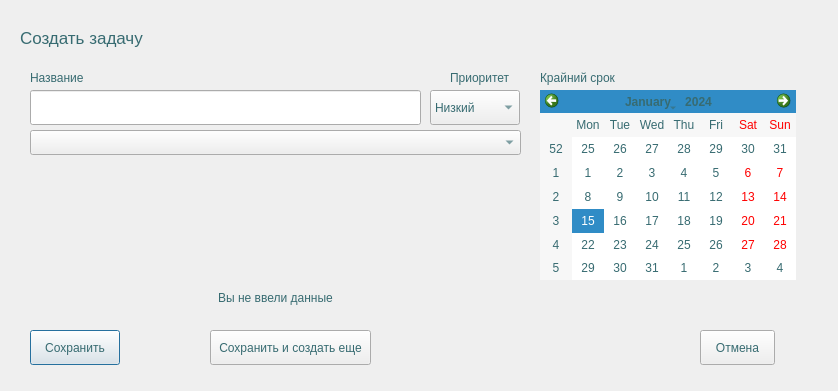
Before: the Qt Designer form FormTask.ui in Barnaga/TerraCRM, drawn with Qt 5.
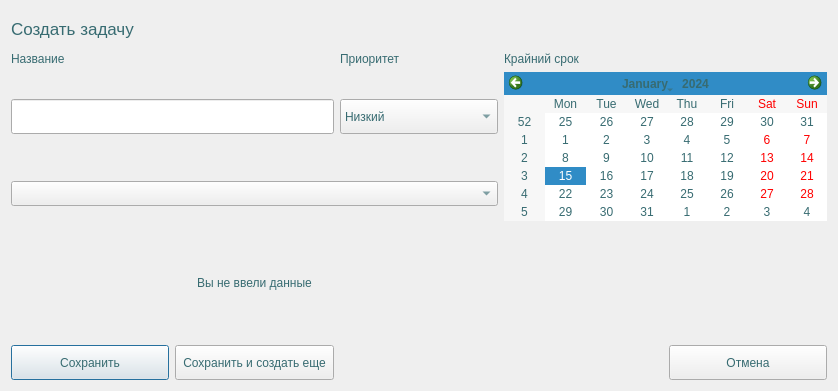
After: the same form once the commit is applied.

The edit to the form file:
```diff
--- a/FormTask.ui
+++ b/FormTask.ui
@@ -21,109 +21,9 @@
  border: 1px solid rgb(55, 107, 113);
 }</string>
   </property>
-  <widget class="QLineEdit" name="nameTaskEdit">
-   <property name="geometry">
-    <rect>
-     <x>30</x>
-     <y>90</y>
-     <width>391</width>
-     <height>35</height>
-    </rect>
-   </property>
-   <property name="sizePolicy">
-    <sizepolicy hsizetype="Expanding" vsizetype="Fixed">
-     <horstretch>0</horstretch>
-     <verstretch>0</verstretch>
-    </sizepolicy>
-   </property>
-   <property name="minimumSize">
-    <size>
-     <width>0</width>
-     <height>35</height>
-    </size>
-   </property>
-  </widget>
-  <widget class="QPushButton" name="saveBtn">
-   <property name="geometry">
-    <rect>
-     <x>30</x>
-     <y>330</y>
-     <width>90</width>
-     <height>35</height>
-    </rect>
-   </property>
-   <property name="minimumSize">
-    <size>
-     <width>0</width>
-     <height>35</height>
-    </size>
-   </property>
-   <property name="text">
-    <string>Сохранить</string>
-   </property>
-  </widget>
-  <widget class="QPushButton" name="cancelBtn">
-   <property name="geometry">
-    <rect>
-     <x>700</x>
-     <y>330</y>
-     <width>75</width>
-     <height>35</height>
-    </rect>
-   </property>
-   <property name="minimumSize">
-    <size>
-     <width>0</width>
-     <height>35</height>
-    </size>
-   </property>
-   <property name="text">
-    <string>Отмена</string>
-   </property>
-  </widget>
-  <widget class="QLabel" name="warningLbl">
-   <property name="enabled">
-    <bool>true</bool>
-   </property>
-   <property name="geometry">
-    <rect>
-     <x>30</x>
-     <y>280</y>
-     <width>491</width>
-     <height>35</height>
-    </rect>
-   </property>
-   <property name="sizePolicy">
-    <sizepolicy hsizetype="Expanding" vsizetype="Expanding">
-     <horstretch>0</horstretch>
-     <verstretch>0</verstretch>
-    </sizepolicy>
-   </property>
-   <property name="minimumSize">
-    <size>
-     <width>0</width>
-     <height>35</height>
-    </size>
-   </property>
-   <property name="text">
-    <string>Вы не ввели данные</string>
-   </property>
-   <property name="textFormat">
-    <enum>Qt::TextFormat::AutoText</enum>
-   </property>
-   <property name="alignment">
-    <set>Qt::AlignmentFlag::AlignCenter</set>
-   </property>
-  </widget>
+  <layout class="QGridLayout" name="gridLayout">
+   <item row="0" column="0">
   <widget class="QLabel" name="formLbl">
-   <property name="geometry">
-    <rect>
-     <x>20</x>
-     <y>20</y>
-     <width>161</width>
-     <height>35</height>
-    </rect>
-   </property>
    <property name="minimumSize">
     <size>
      <width>0</width>
@@ -139,28 +39,46 @@
     <string>Создать задачу</string>
    </property>
   </widget>
+   </item>
+   <item row="1" column="0">
   <widget class="QLabel" name="nameTask">
-   <property name="geometry">
-    <rect>
-     <x>30</x>
-     <y>70</y>
-     <width>71</width>
-     <height>16</height>
-    </rect>
-   </property>
    <property name="text">
     <string>Название</string>
    </property>
   </widget>
+   </item>
+   <item row="1" column="2">
+    <widget class="QLabel" name="priorityLbl">
+     <property name="text">
+      <string>Приоритет</string>
+     </property>
+    </widget>
+   </item>
+   <item row="1" column="3">
+    <widget class="QLabel" name="deadlineLbl">
+     <property name="text">
+      <string>Крайний срок</string>
+     </property>
+    </widget>
+   </item>
+   <item row="2" column="0" colspan="2">
+    <widget class="QLineEdit" name="nameTaskEdit">
+     <property name="sizePolicy">
+      <sizepolicy hsizetype="Expanding" vsizetype="Fixed">
+       <horstretch>0</horstretch>
+       <verstretch>0</verstretch>
+      </sizepolicy>
+     </property>
+     <property name="minimumSize">
+      <size>
+       <width>0</width>
+       <height>35</height>
+      </size>
+     </property>
+    </widget>
+   </item>
+   <item row="2" column="2">
   <widget class="QComboBox" name="priority">
-   <property name="geometry">
-    <rect>
-     <x>430</x>
-     <y>90</y>
-     <width>90</width>
-     <height>35</height>
-    </rect>
-   </property>
    <property name="minimumSize">
     <size>
      <width>90</width>
@@ -183,28 +101,63 @@
     </property>
    </item>
   </widget>
-  <widget class="QLabel" name="priorityLbl">
-   <property name="geometry">
-    <rect>
-     <x>450</x>
-     <y>70</y>
-     <width>101</width>
-     <height>16</height>
-    </rect>
-   </property>
+   </item>
+   <item row="2" column="3" rowspan="2" colspan="2">
+    <widget class="QCalendarWidget" name="deadline"/>
+   </item>
+   <item row="3" column="0" colspan="3">
+    <widget class="QComboBox" name="projectBox">
+     <property name="minimumSize">
+      <size>
+       <width>0</width>
+       <height>25</height>
+      </size>
+     </property>
+    </widget>
+   </item>
+   <item row="4" column="0" colspan="3">
+    <widget class="QLabel" name="warningLbl">
+     <property name="enabled">
+      <bool>true</bool>
+     </property>
+     <property name="sizePolicy">
+      <sizepolicy hsizetype="Expanding" vsizetype="Expanding">
+       <horstretch>0</horstretch>
+       <verstretch>0</verstretch>
+      </sizepolicy>
+     </property>
+     <property name="minimumSize">
+      <size>
+       <width>0</width>
+       <height>35</height>
+      </size>
+     </property>
    <property name="text">
-    <string>Приоритет</string>
-   </property>
-  </widget>
+      <string>Вы не ввели данные</string>
+     </property>
+     <property name="textFormat">
+      <enum>Qt::TextFormat::AutoText</enum>
+     </property>
+     <property name="alignment">
+      <set>Qt::AlignmentFlag::AlignCenter</set>
+     </property>
+    </widget>
+   </item>
+   <item row="5" column="0">
+    <widget class="QPushButton" name="saveBtn">
+     <property name="minimumSize">
+      <size>
+       <width>0</width>
+       <height>35</height>
+      </size>
+     </property>
+     <property name="text">
+      <string>Сохранить</string>
+     </property>
+    </widget>
+   </item>
+   <item row="5" column="1">
   <widget class="QPushButton" name="saveCreateBtn">
-   <property name="geometry">
-    <rect>
-     <x>210</x>
-     <y>330</y>
-     <width>161</width>
-     <height>35</height>
-    </rect>
-   </property>
    <property name="minimumSize">
     <size>
      <width>0</width>
@@ -215,45 +168,21 @@
     <string>Сохранить и создать еще</string>
    </property>
   </widget>
-  <widget class="QCalendarWidget" name="deadline">
-   <property name="geometry">
-    <rect>
-     <x>540</x>
-     <y>90</y>
-     <width>256</width>
-     <height>190</height>
-    </rect>
-   </property>
-  </widget>
-  <widget class="QLabel" name="deadlineLbl">
-   <property name="geometry">
-    <rect>
-     <x>540</x>
-     <y>70</y>
-     <width>91</width>
-     <height>16</height>
-    </rect>
-   </property>
-   <property name="text">
-    <string>Крайний срок</string>
-   </property>
-  </widget>
-  <widget class="QComboBox" name="projectBox">
-   <property name="geometry">
-    <rect>
-     <x>30</x>
-     <y>130</y>
-     <width>491</width>
-     <height>25</height>
-    </rect>
-   </property>
+   </item>
+   <item row="5" column="4">
+    <widget class="QPushButton" name="cancelBtn">
    <property name="minimumSize">
     <size>
      <width>0</width>
-     <height>25</height>
-    </size>
-   </property>
-  </widget>
+       <height>35</height>
+      </size>
+     </property>
+     <property name="text">
+      <string>Отмена</string>
+     </property>
+    </widget>
+   </item>
+  </layout>
  </widget>
  <layoutdefault spacing="6" margin="11"/>
  <resources/>
```
Lines whose indentation alone changed are shown as unchanged.
